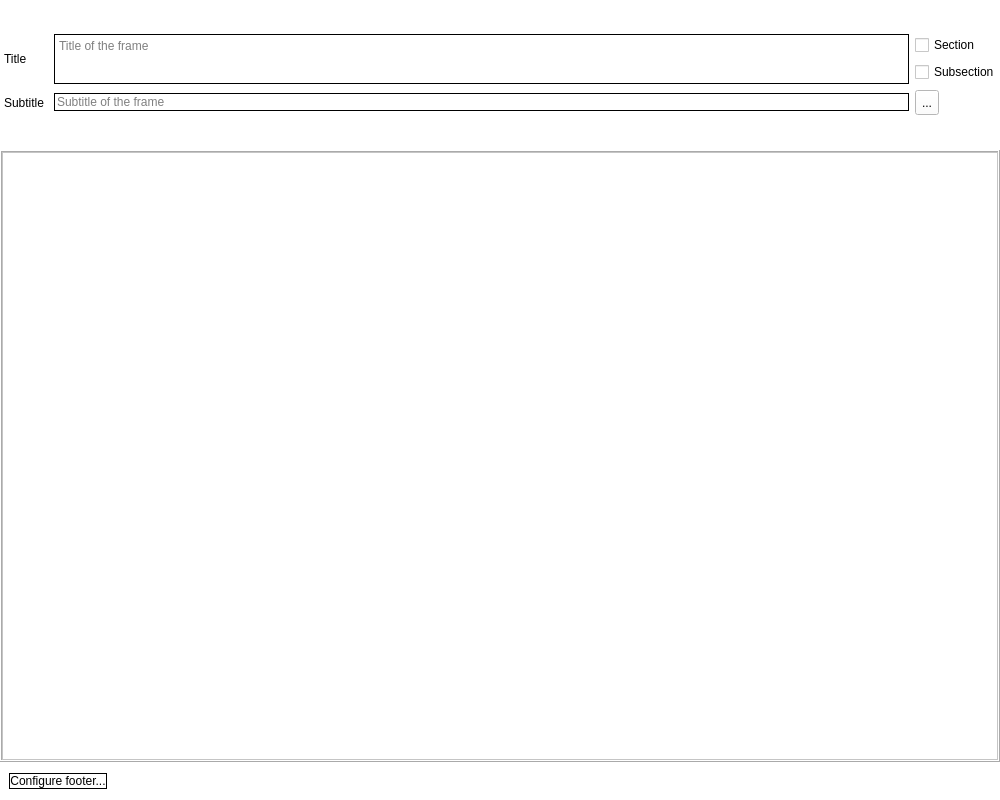
acroper/BeamerQt, file gui/FrameWidget.ui: the form before one commit.
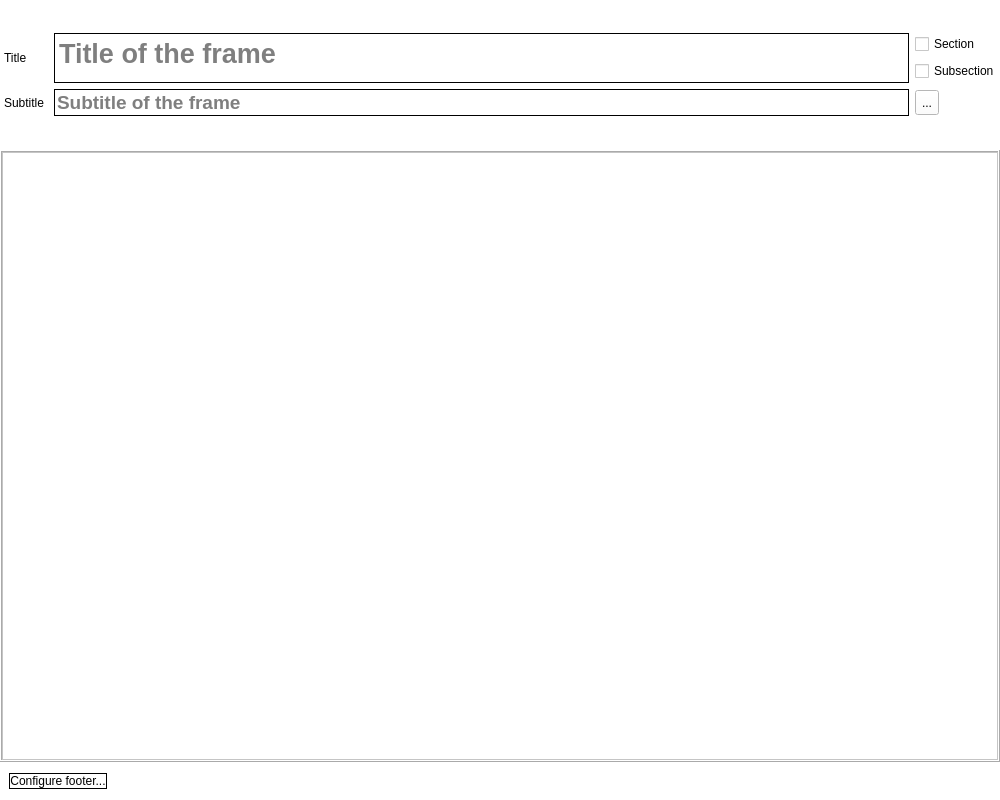
The form after the commit. Icons and pictures are not drawn.

Commit message: Updated font size

What changed in the file:
```diff
--- a/gui/FrameWidget.ui
+++ b/gui/FrameWidget.ui
@@ -101,6 +101,13 @@
         </item>
         <item row="1" column="1">
          <widget class="QLineEdit" name="subtitle_text">
+          <property name="font">
+           <font>
+            <pointsize>14</pointsize>
+            <weight>75</weight>
+            <bold>true</bold>
+           </font>
+          </property>
           <property name="styleSheet">
            <string notr="true">border: 1px solid black</string>
           </property>
@@ -117,6 +124,13 @@
             <height>50</height>
            </size>
           </property>
+          <property name="font">
+           <font>
+            <pointsize>20</pointsize>
+            <weight>75</weight>
+            <bold>true</bold>
+           </font>
+          </property>
           <property name="styleSheet">
            <string notr="true">border: 1px solid black</string>
           </property>
```
Left out of the diff: 7 changed lines with no effect on the pictures. The commit also changes 1 other file.
